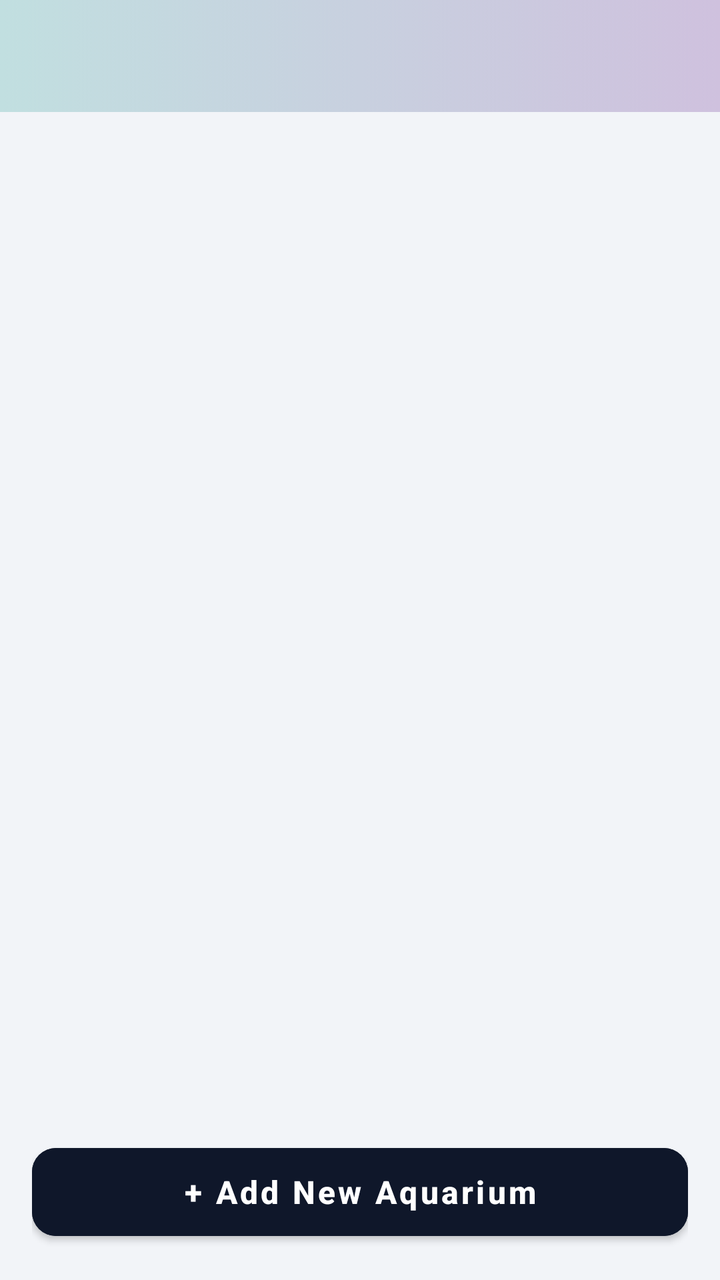
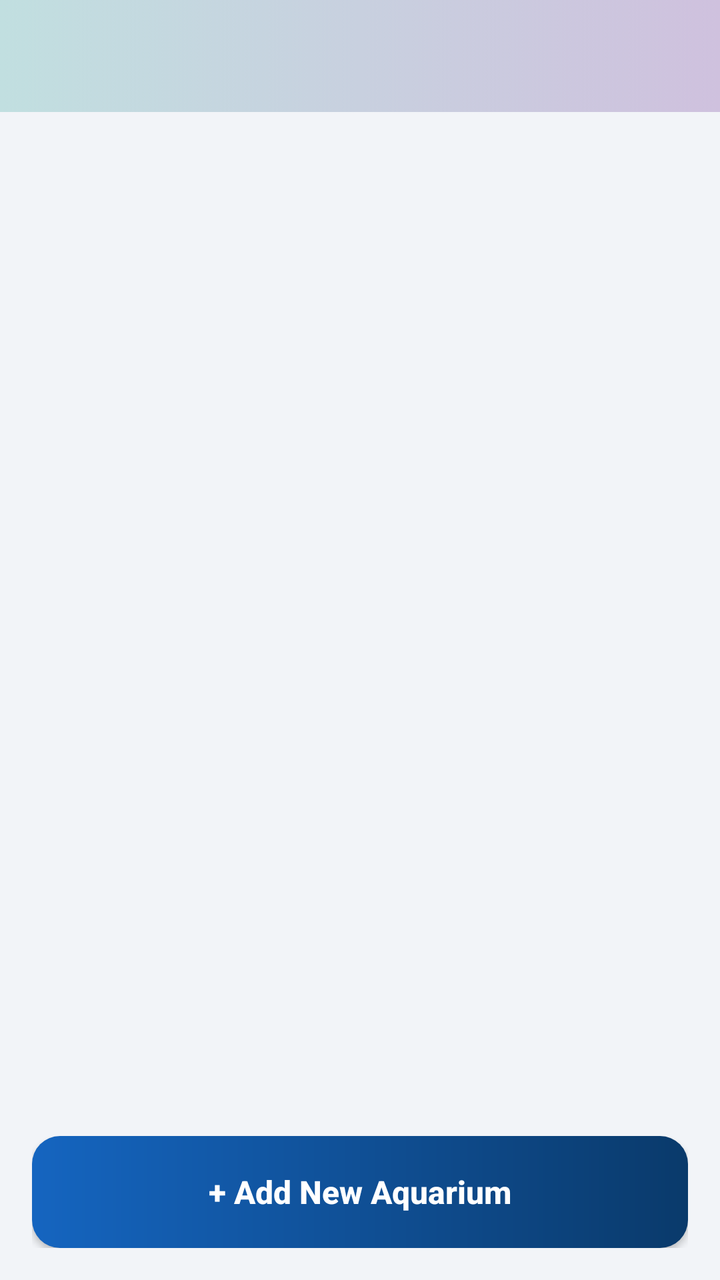

Before-and-after screenshots of an Android layout around one commit, followed by the original layout XML and the change that was made.
<!-- AndroidManifest.xml: application theme Theme.AquaSense -->
<!-- res/layout/fragment_aquarium_selector.xml -->
<?xml version="1.0" encoding="utf-8"?>
<RelativeLayout xmlns:android="http://schemas.android.com/apk/res/android"
    xmlns:app="http://schemas.android.com/apk/res-auto"
    android:layout_width="match_parent"
    android:layout_height="match_parent">

    
    <androidx.appcompat.widget.Toolbar
        android:id="@+id/toolbar_aquarium_selector"
        style="@style/Widget.AquaSense.Toolbar"
        android:paddingEnd="20dp" 
        android:layout_alignParentTop="true" />

    
    <ScrollView
        android:layout_width="match_parent"
        android:layout_height="match_parent"
        android:layout_above="@id/bottomBar"
        android:layout_below="@id/toolbar_aquarium_selector">

        <LinearLayout
            android:id="@+id/aquariumListContainer"
            android:layout_width="match_parent"
            android:layout_height="wrap_content"
            android:orientation="vertical"
            android:padding="16dp">
            
        </LinearLayout>
    </ScrollView>

    
    <LinearLayout
        android:id="@+id/bottomBar"
        android:layout_width="match_parent"
        android:layout_height="wrap_content"
        android:layout_alignParentBottom="true"
        android:padding="16dp">

        <Button
            android:id="@+id/btnAddNewAquarium"
            android:layout_width="match_parent"
            android:layout_height="56dp"
            android:backgroundTint="@color/slate_900"
            android:text="@string/action_add_new_aquarium"
            android:textAllCaps="false"
            android:textColor="@color/white"
            android:textSize="16sp"
            android:textStyle="bold"
            app:cornerRadius="12dp" />
    </LinearLayout>
</RelativeLayout>
<!-- resources referenced by this layout -->
<resources>
  <color name="slate_900">#FF0F172A</color>
  <color name="white">#FFFFFFFF</color>
  <string name="action_add_new_aquarium">+ Add New Aquarium</string>
  <style name="Widget.AquaSense.Toolbar" parent="Widget.AppCompat.Toolbar">
          <item name="android:layout_width">match_parent</item>
          <item name="android:layout_height">?attr/actionBarSize</item>
          <item name="android:background">@drawable/bg_toolbar_gradient</item>
          <item name="android:theme">@style/ThemeOverlay.AppCompat.DayNight.ActionBar</item>
          <item name="popupTheme">@style/ThemeOverlay.AppCompat.DayNight</item>
          <item name="titleTextColor">@color/sensor_info_title_color</item>
          <item name="navigationIconTint">@color/sensor_info_title_color</item>
      </style>
  <style name="Theme.AquaSense" parent="Base.Theme.AquaSense" />
  <!-- drawable bg_toolbar_gradient (drawable) -->
  <?xml version="1.0" encoding="utf-8"?>
  <shape xmlns:android="http://schemas.android.com/apk/res/android"
      android:dither="true"
      android:shape="rectangle">
      <gradient
          android:angle="0"
          android:startColor="@color/toolbar_gradient_start"
          android:endColor="@color/toolbar_gradient_end"
          android:type="linear" />
  </shape>
  <color name="sensor_info_title_color">#FF243247</color>
  <style name="Base.Theme.AquaSense" parent="Theme.MaterialComponents.DayNight.NoActionBar">
          
          <item name="android:windowBackground">@color/background</item>
          <item name="android:colorBackground">@color/background</item>
          
          <item name="android:statusBarColor">@color/toolbar_gradient_start</item>
          <item name="android:windowLightStatusBar">@bool/light_status_bar_icons</item>
      </style>
  <color name="toolbar_gradient_start">#FFC1DFE0</color>
  <color name="toolbar_gradient_end">#FFCFC1DE</color>
  <color name="background">#FFF2F4F8</color>
</resources>

<!-- the commit's change to res/layout/fragment_aquarium_selector.xml (unified diff, before → after) -->
@@ -36,16 +36,17 @@
         android:layout_alignParentBottom="true"
         android:padding="16dp">
 
-        <Button
+        <com.google.android.material.button.MaterialButton
             android:id="@+id/btnAddNewAquarium"
             android:layout_width="match_parent"
             android:layout_height="56dp"
-            android:backgroundTint="@color/slate_900"
+            android:background="@drawable/bg_auth_primary_button"
+            android:letterSpacing="0"
             android:text="@string/action_add_new_aquarium"
             android:textAllCaps="false"
             android:textColor="@color/white"
             android:textSize="16sp"
             android:textStyle="bold"
-            app:cornerRadius="12dp" />
+            app:backgroundTint="@null" />
     </LinearLayout>
 </RelativeLayout>
<!-- resource entries referenced after the edit -->
@@ -1,7 +1,16 @@
 <!-- resources referenced by this layout -->
 <resources>
-  <color name="slate_900">#FF0F172A</color>
   <color name="white">#FFFFFFFF</color>
+  <!-- drawable bg_auth_primary_button (drawable) -->
+  <?xml version="1.0" encoding="utf-8"?>
+  <shape xmlns:android="http://schemas.android.com/apk/res/android"
+      android:shape="rectangle">
+      <gradient
+          android:angle="0"
+          android:endColor="@color/launcher_ocean_end"
+          android:startColor="@color/accent" />
+      <corners android:radius="14dp" />
+  </shape>
   <string name="action_add_new_aquarium">+ Add New Aquarium</string>
   <style name="Widget.AquaSense.Toolbar" parent="Widget.AppCompat.Toolbar">
           <item name="android:layout_width">match_parent</item>
@@ -13,6 +22,8 @@
           <item name="navigationIconTint">@color/sensor_info_title_color</item>
       </style>
   <style name="Theme.AquaSense" parent="Base.Theme.AquaSense" />
+  <color name="launcher_ocean_end">#FF0A3A6B</color>
+  <color name="accent">#FF1565C0</color>
   <!-- drawable bg_toolbar_gradient (drawable) -->
   <?xml version="1.0" encoding="utf-8"?>
   <shape xmlns:android="http://schemas.android.com/apk/res/android"
